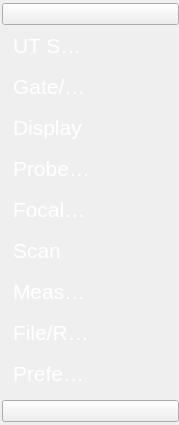
This is ui/menu/main_menu.ui in 15903016222/Voice as Qt 5 draws it before an edit. The edited form follows.
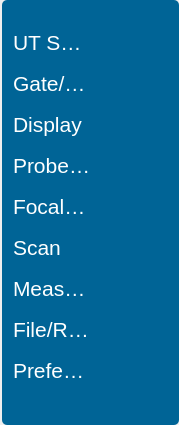
This is the edited form. Icons and pictures are not drawn.

Commit message: Optimized:更改设置透明度的方式

Diff of the .ui file:
```diff
--- a/ui/menu/main_menu.ui
+++ b/ui/menu/main_menu.ui
@@ -13,6 +13,9 @@
   <property name="windowTitle">
    <string>Form</string>
   </property>
+  <property name="styleSheet">
+   <string notr="true"/>
+  </property>
   <layout class="QGridLayout" name="gridLayout">
    <property name="leftMargin">
     <number>2</number>
@@ -31,8 +34,18 @@
    </property>
    <item row="0" column="0">
     <widget class="QWidget" name="widget" native="true">
+     <property name="autoFillBackground">
+      <bool>false</bool>
+     </property>
      <property name="styleSheet">
-      <string notr="true"/>
+      <string notr="true">QWidget{
+	background-color:rgb(0, 100, 150);
+	border-radius: 5px;
+}
+
+QWidget QPushButton{	
+	background-color: rgba(37, 76, 124, 0);
+}</string>
      </property>
      <layout class="QGridLayout" name="gridLayout_2" rowstretch="1,20,1">
       <property name="leftMargin">
```
The commit also changes 1 other file.
